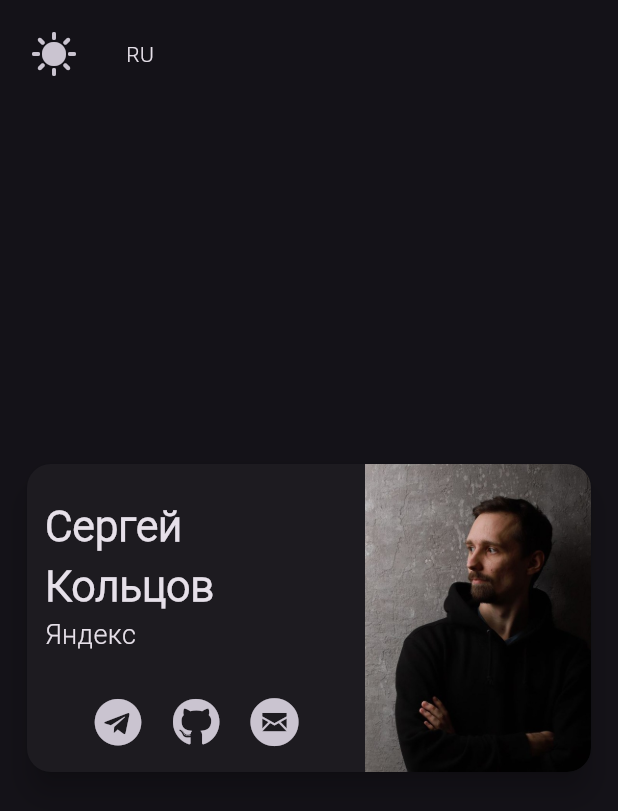
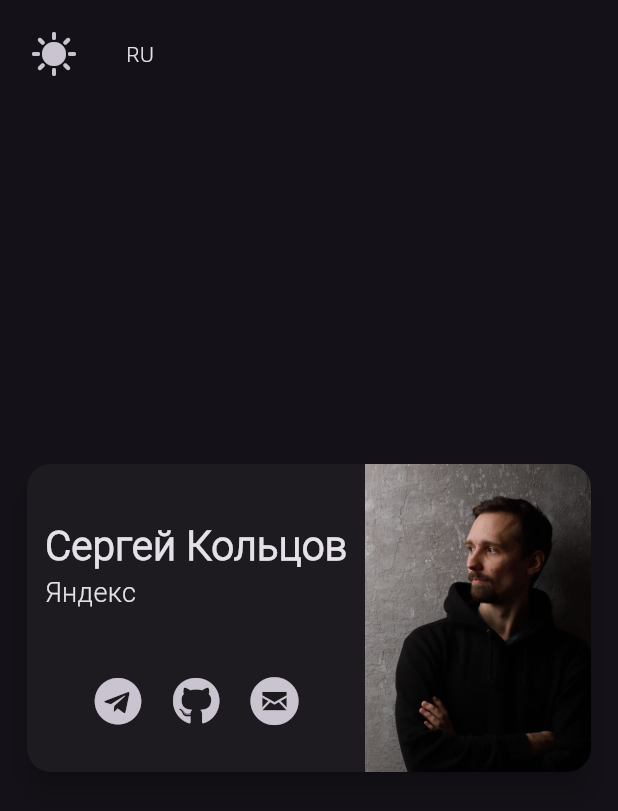
Before and after one commit to kltsv/cvapp, a Flutter app: the screen it shows after launch, after a tap on the "nightlight round" icon, after a tap on "EN", on a phone screen of 412 x 824 dp. Shown: the top 811 px of the screen. Run offline on Flutter 3.47's test engine with Material 3 defaults, Android fonts, the phone set to English and light mode, and no system bars; generated files the repository leaves out were written again.

Commit message:
Better adaptive layout

```diff
--- a/lib/main.dart
+++ b/lib/main.dart
@@ -113,11 +113,14 @@ class HomePage extends StatelessWidget {
 
   @override
   Widget build(BuildContext context) {
-    return const Scaffold(
+    return Scaffold(
       body: Center(
-        child: Padding(
-          padding: EdgeInsets.all(14.0),
-          child: CVCard(),
+        child: ConstrainedBox(
+          constraints: const BoxConstraints(maxHeight: 800, maxWidth: 800),
+          child: const Padding(
+            padding: EdgeInsets.all(14.0),
+            child: CVCard(),
+          ),
         ),
       ),
     );
@@ -195,8 +198,8 @@ class IdentityWidget extends StatelessWidget {
     return Column(
       crossAxisAlignment: CrossAxisAlignment.start,
       children: [
-        AppTitle(S.of(context).name),
-        AppSubtitle(S.of(context).company),
+        FittedBox(child: AppTitle(S.of(context).name)),
+        FittedBox(child: AppSubtitle(S.of(context).company)),
       ],
     );
   }
```
